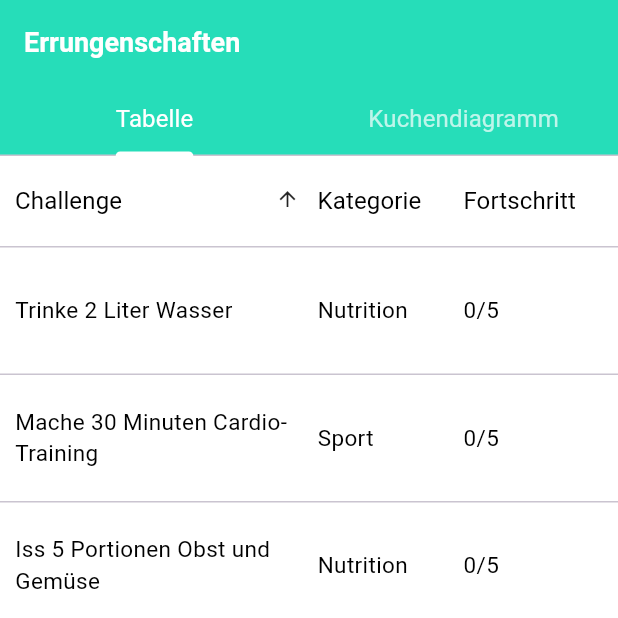
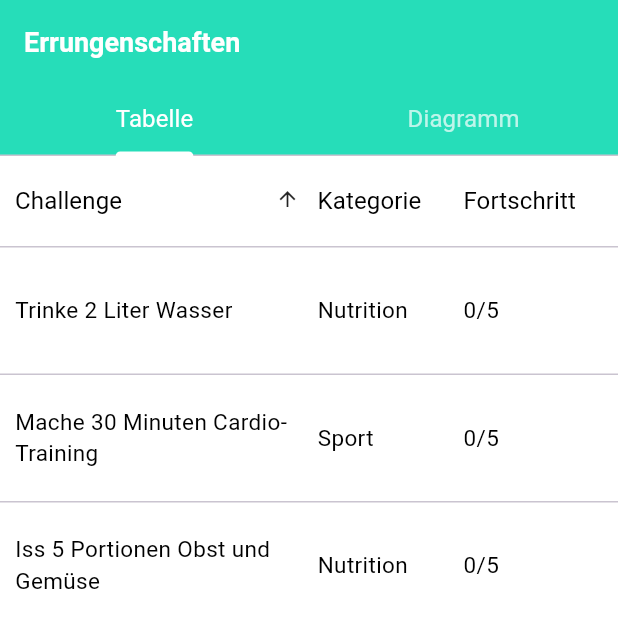
Before and after one commit to M3RL1NF/healthhero, a Flutter app: the screen it shows after launch, item 4 of the bottom bar chosen, on a phone screen of 412 x 824 dp, the top half of it. Run offline on Flutter 3.47's test engine with Material 2 defaults, Android fonts, the light colour scheme and no system bars; our stand-ins replace pie_chart, sqflite; accounts and stored records are empty.

Commit message:
Update AchievementScreen.dart

```diff
--- a/lib/screens/AchievementScreen.dart
+++ b/lib/screens/AchievementScreen.dart
@@ -176,7 +176,7 @@ class _AchievementScreenState extends State<AchievementScreen> {
                 text: 'Tabelle',
               ),
               Tab(
-                text: 'Kuchendiagramm'
+                text: 'Diagramm'
                 ),
             ],
           ),
```
